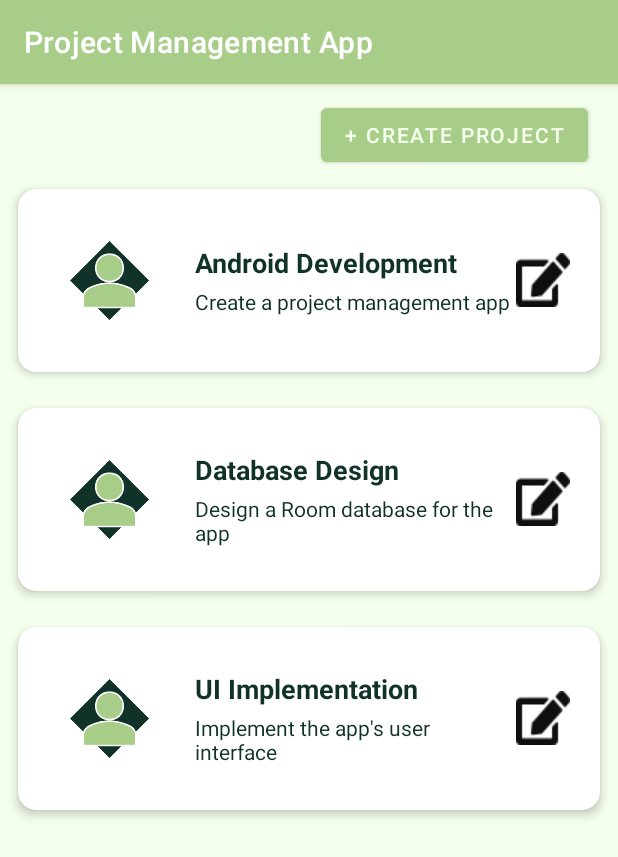
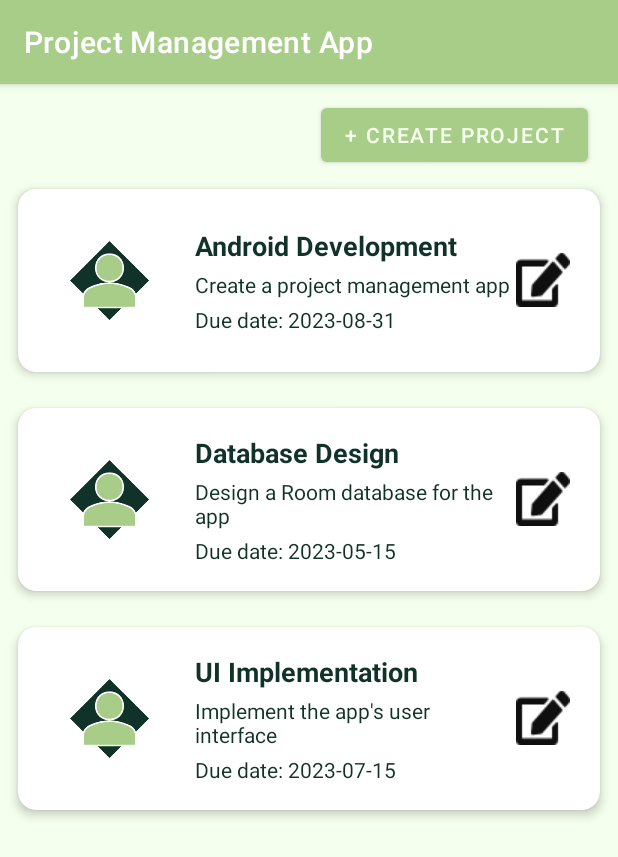
Before and after one commit to PancakesLmao/Project-Management-App, an Android app: the fragment ProjectsFragment shown on its own in the app's theme, on a phone screen of 412 x 824 dp. Shown: the top 857 px of the screen. Run offline under Robolectric (Android 15) with nearby library versions, the phone set to English and light mode, and no system bars; our stand-ins replace Room's generated code.

Commit message:
Fixed: Listed projects do not display correct data in database

```diff
--- a/app/src/main/java/com/example/projectmanagement/ui/projects/ProjectAdapter.kt
+++ b/app/src/main/java/com/example/projectmanagement/ui/projects/ProjectAdapter.kt
@@ -12,6 +12,7 @@ class ProjectAdapter(private val projects: List<Project>) : RecyclerView.Adapter
         fun bind(project: Project) {
             binding.projectName.text = project.name
             binding.projectDescription.text = project.description
+            binding.projectDueDate.text = "Due date: ${project.dueDate}"
         }
     }
 
@@ -20,8 +21,8 @@ class ProjectAdapter(private val projects: List<Project>) : RecyclerView.Adapter
         return ViewHolder(binding)
     }
 
-    override fun onBindViewHolder(holder: ViewHolder, position: Int) {
-        holder.bind(projects[position])
+    override fun onBindViewHolder(holder: ViewHolder, index: Int) {
+        holder.bind(projects[index])
     }
 
     override fun getItemCount() = projects.size
--- a/app/src/main/java/com/example/projectmanagement/viewmodel/ProjectsViewModel.kt
+++ b/app/src/main/java/com/example/projectmanagement/viewmodel/ProjectsViewModel.kt
@@ -23,11 +23,9 @@ class ProjectsViewModel(application: Application) : AndroidViewModel(application
     private fun loadProjects() {
         viewModelScope.launch {
             try {
-                // Assuming you'll add this function to ProjectsDAO
                 val projectList = projectsDAO.getAllProjects()
                 _projects.postValue(projectList)
             } catch (e: Exception) {
-                // Handle error
                 _projects.postValue(emptyList())
             }
         }
--- a/app/src/main/res/layout/fragment_projects.xml
+++ b/app/src/main/res/layout/fragment_projects.xml
@@ -20,7 +20,7 @@
         app:layout_constraintStart_toStartOf="parent"
         app:layout_constraintTop_toTopOf="parent" />
     <Button
-        android:id="@+id/createProjectBtn"
+        android:id="@+id/create_project_btn"
         android:layout_width="wrap_content"
         android:layout_height="wrap_content"
         android:text="+ Create Project"
@@ -35,6 +35,6 @@
         android:layout_height="wrap_content"
         app:layout_constraintEnd_toEndOf="parent"
         app:layout_constraintStart_toStartOf="parent"
-        app:layout_constraintTop_toBottomOf="@id/createProjectBtn"
+        app:layout_constraintTop_toBottomOf="@id/create_project_btn"
         tools:listitem="@layout/item_project" />
 </androidx.constraintlayout.widget.ConstraintLayout>
--- a/app/src/main/res/layout/item_project.xml
+++ b/app/src/main/res/layout/item_project.xml
@@ -17,6 +17,7 @@
         <ImageView
             android:layout_width="90dp"
             android:layout_height="90dp"
+            android:contentDescription="Project image"
             android:src="@drawable/ic_login_foreground"
             android:layout_marginEnd="12dp" />
 
@@ -41,6 +42,13 @@
                 android:text="Project Description"
                 android:textSize="14sp"
                 android:layout_marginTop="4dp" />
+            <TextView
+                android:id="@+id/project_due_date"
+                android:layout_width="wrap_content"
+                android:layout_height="wrap_content"
+                android:text="Due date: %s"
+                android:textSize="14sp"
+                android:layout_marginTop="4dp" />
         </LinearLayout>
 
         <ImageButton
```
